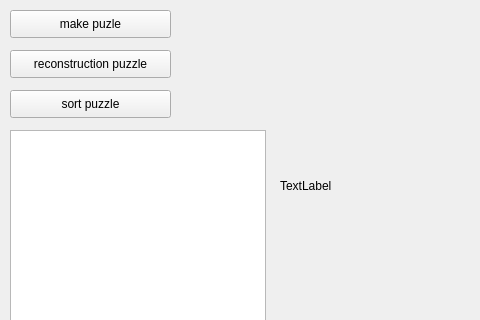
Above: GUI_Qt/mainwindow.ui from Daikiiii/Procon32_Simulator before the change; both pictures show x 0 to 480 and y 0 to 320 of the 774 by 424 pixel window. Below: the same form after it.
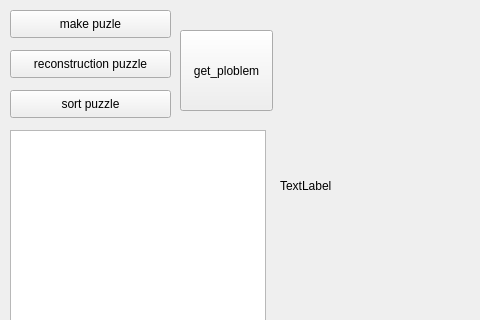
That is the form after the change.

What changed in the file:
```diff
--- a/GUI_Qt/mainwindow.ui
+++ b/GUI_Qt/mainwindow.ui
@@ -76,6 +76,19 @@
      <string>sort puzzle</string>
     </property>
    </widget>
+   <widget class="QPushButton" name="pushButton_4">
+    <property name="geometry">
+     <rect>
+      <x>180</x>
+      <y>30</y>
+      <width>93</width>
+      <height>81</height>
+     </rect>
+    </property>
+    <property name="text">
+     <string>get_ploblem</string>
+    </property>
+   </widget>
   </widget>
   <widget class="QMenuBar" name="menubar">
    <property name="geometry">
```
